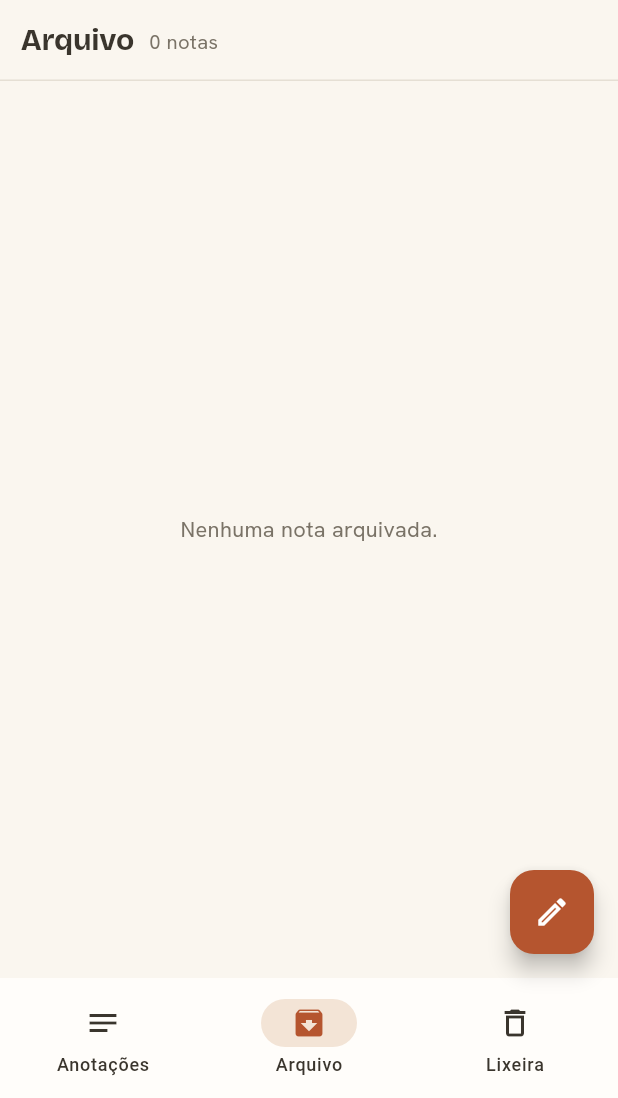
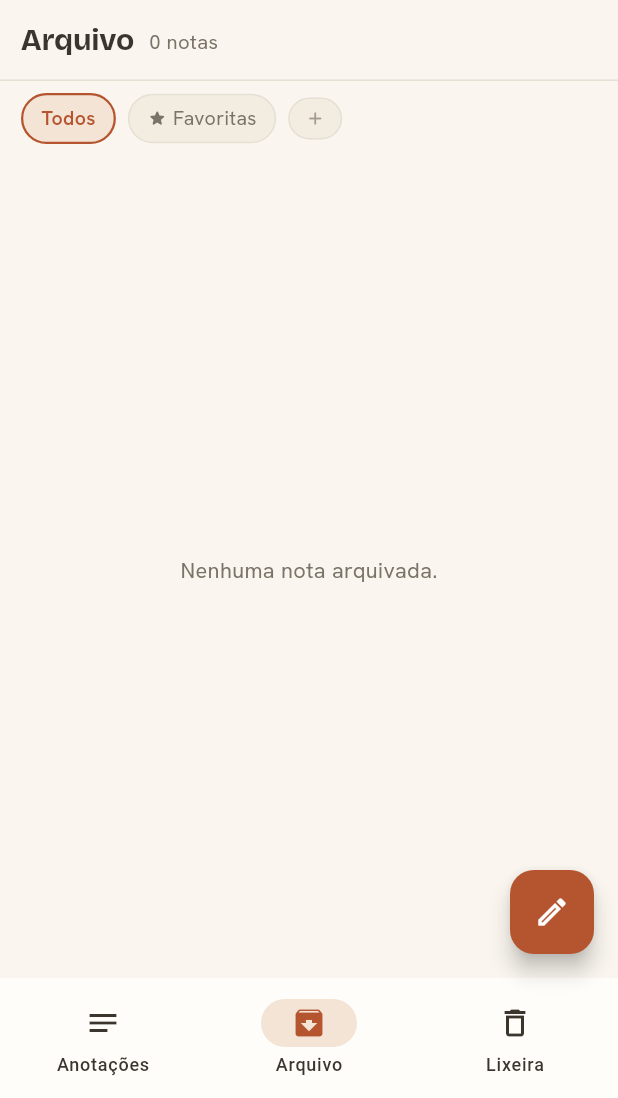
Before and after one commit to rogial12/anotai, a Flutter app: the screen it shows after launch, item 2 of the bottom bar chosen, on a phone screen of 412 x 824 dp, the part 138-1236 px from its top. Run offline on Flutter 3.47's test engine with Material 3 defaults, Android fonts, the light colour scheme and no system bars; our stand-ins replace google_fonts, hive, hive_flutter; accounts and stored records are empty.

Commit message:
Feat(Tags): Foi adicionado o placeholder das tags/categorias à HomeView. Ainda não são funcionais

```diff
--- /dev/null
+++ b/lib/ui/components/home/chip_bar.dart
@@ -0,0 +1,125 @@
+import 'package:flutter/material.dart';
+import '../../styles/app_theme.dart';
+
+// Barra de chips de filtro exibida abaixo do SectionHeader.
+// Chips fixas: "Todos" (sempre primeira) e "Favoritas" (sempre segunda).
+// Chip "+" é placeholder por enquanto — sem ação.
+// Chips personalizadas (categorias do usuário) serão adicionadas nos passos seguintes.
+class ChipBar extends StatelessWidget {
+  // Conjunto de IDs das chips selecionadas. IDs reservados: 'todos', 'favoritas'.
+  final Set<String> selectedChips;
+
+  // Chamado quando o usuário toca em uma chip, passando o ID dela.
+  final ValueChanged<String> onChipTapped;
+
+  const ChipBar({
+    super.key,
+    required this.selectedChips,
+    required this.onChipTapped,
+  });
+
+  @override
+  Widget build(BuildContext context) {
+    return SingleChildScrollView(
+      scrollDirection: Axis.horizontal,
+      padding: const EdgeInsets.fromLTRB(14, 8, 14, 12),
+      child: Row(
+        children: [
+          _FilterChip(
+            label: 'Todos',
+            id: 'todos',
+            isSelected: selectedChips.contains('todos'),
+            onTap: () => onChipTapped('todos'),
+          ),
+          const SizedBox(width: 8),
+          _FilterChip(
+            label: 'Favoritas',
+            id: 'favoritas',
+            icon: Icons.star_rounded,
+            isSelected: selectedChips.contains('favoritas'),
+            onTap: () => onChipTapped('favoritas'),
+          ),
+          const SizedBox(width: 8),
+          const _AddChip(),
+        ],
+      ),
+    );
+  }
+}
+
+// Chip individual de filtro com estado selecionado/não-selecionado.
+class _FilterChip extends StatelessWidget {
+  final String label;
+  final String id;
+  final IconData? icon;
+  final bool isSelected;
+  final VoidCallback onTap;
+
+  const _FilterChip({
+    required this.label,
+    required this.id,
+    required this.isSelected,
+    required this.onTap,
+    this.icon,
+  });
+
+  @override
+  Widget build(BuildContext context) {
+    return GestureDetector(
+      onTap: onTap,
+      child: AnimatedContainer(
+        duration: const Duration(milliseconds: 150),
+        padding: const EdgeInsets.symmetric(horizontal: 12, vertical: 6),
+        decoration: BoxDecoration(
+          // Selecionada: fundo terracota suave + borda terracota
+          // Não selecionada: fundo neutro + borda discreta
+          color: isSelected ? AppTheme.accentWeak : AppTheme.paper2,
+          borderRadius: BorderRadius.circular(AppTheme.radiusPill),
+          border: Border.all(
+            color: isSelected ? AppTheme.accent : AppTheme.line,
+            width: isSelected ? 1.5 : 1.0,
+          ),
+        ),
+        child: Row(
+          mainAxisSize: MainAxisSize.min,
+          children: [
+            if (icon != null) ...[
+              Icon(
+                icon,
+                size: 13,
+                color: isSelected ? AppTheme.accent : AppTheme.muted,
+              ),
+              const SizedBox(width: 4),
+            ],
+            Text(
+              label,
+              style: AppTheme.meta.copyWith(
+                fontSize: 13,
+                color: isSelected ? AppTheme.accent : AppTheme.muted,
+                fontWeight: isSelected ? FontWeight.w600 : FontWeight.w400,
+              ),
+            ),
+          ],
+        ),
+      ),
+    );
+  }
+}
+
+// Chip "+" — placeholder sem ação. Será o hub de gerenciamento no Passo 5.
+class _AddChip extends StatelessWidget {
+  const _AddChip();
+
+  @override
+  Widget build(BuildContext context) {
+    return Container(
+      padding: const EdgeInsets.symmetric(horizontal: 10, vertical: 6),
+      decoration: BoxDecoration(
+        color: AppTheme.paper2,
+        borderRadius: BorderRadius.circular(AppTheme.radiusPill),
+        border: Border.all(color: AppTheme.line),
+      ),
+      child: const Icon(Icons.add_rounded, size: 14, color: AppTheme.faint),
+    );
+  }
+}
--- a/lib/ui/views/home_view.dart
+++ b/lib/ui/views/home_view.dart
@@ -7,6 +7,7 @@ import '../components/home/empty_state.dart';
 import '../components/home/section_header.dart';
 import '../components/home/note_tile.dart';
 import '../components/home/dock_bar.dart';
+import '../components/home/chip_bar.dart';
 import '../components/home/home_header.dart';
 import '../styles/app_theme.dart';
 
@@ -34,10 +35,31 @@ class _HomeViewState extends State<HomeView> {
   // Controller do campo de busca — necessário para limpar o texto ao trocar de aba
   final TextEditingController _searchController = TextEditingController();
 
+  // Chips selecionadas — 'todos' ativo por padrão (sem filtro)
+  Set<String> _selectedChips = {'todos'};
+
   @override
   void dispose() {
     _searchController.dispose();
     super.dispose();
+  }
+
+  void _onChipTapped(String chipId) {
+    setState(() {
+      if (chipId == 'todos') {
+        // "Todos" limpa qualquer filtro ativo
+        _selectedChips = {'todos'};
+      } else {
+        final next = Set<String>.from(_selectedChips)..remove('todos');
+        if (next.contains(chipId)) {
+          next.remove(chipId);
+        } else {
+          next.add(chipId);
+        }
+        // Se o usuário desmarcar tudo, volta para "Todos"
+        _selectedChips = next.isEmpty ? {'todos'} : next;
+      }
+    });
   }
 
   @override
@@ -83,6 +105,13 @@ class _HomeViewState extends State<HomeView> {
                 count: notasParaExibir.length,
               ),
 
+              // Chips de filtro — apenas nas abas Anotações e Arquivo
+              if (_selectedTabIndex != 2)
+                ChipBar(
+                  selectedChips: _selectedChips,
+                  onChipTapped: _onChipTapped,
+                ),
+
               // Conteúdo: estado vazio ou lista de notas
               if (notasParaExibir.isEmpty)
                 Expanded(child: EmptyState(tabIndex: _selectedTabIndex))
@@ -121,6 +150,7 @@ class _HomeViewState extends State<HomeView> {
           viewModel.setSearchQuery('');
           setState(() {
             _selectedTabIndex = index;
+            _selectedChips = {'todos'};
           });
         },
       ),
```
